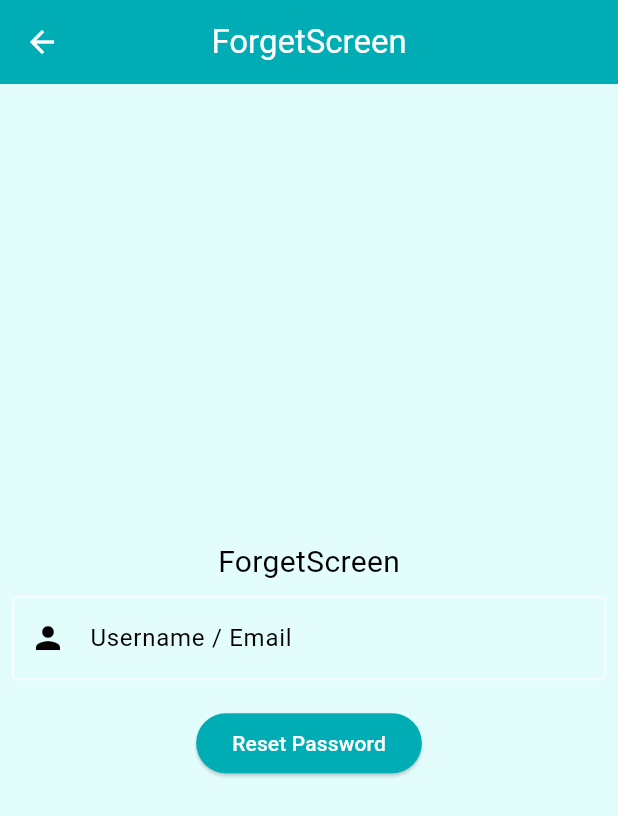
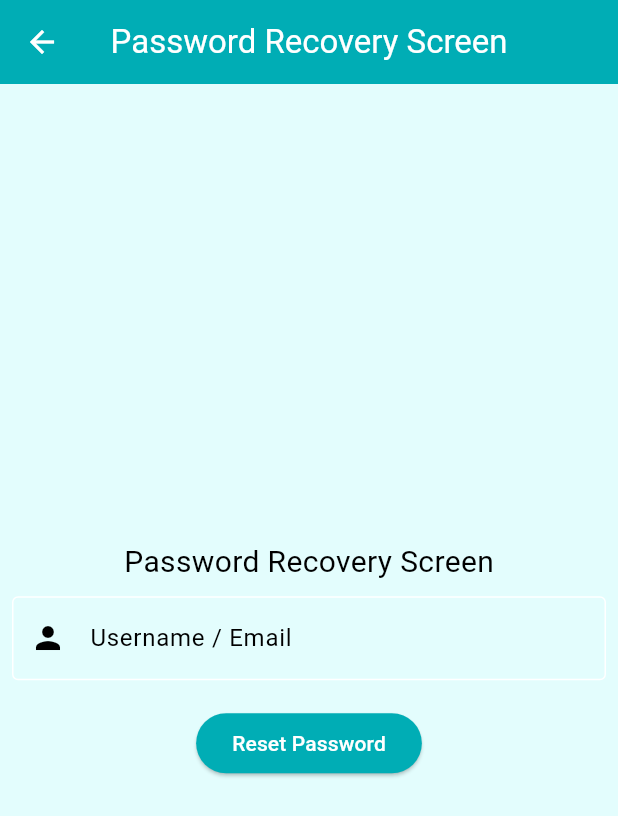
Before and after one commit to imshibaji/getx_clean_app_tutorial, a Flutter app: the LoginScreen screen opened by its route, after a tap on "Forget Password?", on a phone screen of 412 x 824 dp. Shown: the top 816 px of the screen. Run offline on Flutter 3.47's test engine with Material 2 defaults, Android fonts, the phone set to English and light mode, and no system bars; our stand-ins replace get.

Commit message:
Language Locals Updated

```diff
--- a/assets/locales/bn_BN.json
+++ b/assets/locales/bn_BN.json
@@ -1,9 +1,24 @@
 {
     "welcome": "স্বাগত",
+    "field": {
+        "username" : "ব্যবহারকারীর নাম / ইমেল",
+        "password" : "পাসওয়ার্ড",
+        "fullname": "পুরো নাম",
+        "email": "ইমেল ঠিকানা"
+    },
+    "screen": {
+        "login": "লগইন স্ক্রীন",
+        "home": "মূল পর্দা",
+        "register": "রেজিস্টার স্ক্রিন",
+        "forget": "পাসওয়ার্ড পুনরুদ্ধার স্ক্রীন"
+    },
     "button":{
         "login":"প্রবেশ করুন",
-        "regiter": "রেজিস্টার করুন",
+        "register": "রেজিস্টার করুন",
         "click": "ক্লিক",
-        "change_color": "রঙ পরিবর্তন করুন"
+        "change_color": "রঙ পরিবর্তন করুন",
+        "forget_password": "পাসওয়ার্ড ভুলে গেছেন?",
+        "reset_password": "পাসওয়ার্ড রিসেট করুন",
+        "logout": "প্রস্থান"
     }
 }
--- a/assets/locales/en_US.json
+++ b/assets/locales/en_US.json
@@ -1,9 +1,24 @@
 {
     "welcome": "Welcome",
+    "field": {
+        "username" : "Username / Email",
+        "password" : "Password",
+        "fullname": "Full name",
+        "email": "Email Address"
+    },
+    "screen": {
+        "login": "Login Screen",
+        "home": "Home Screen",
+        "register": "Register Screen",
+        "forget": "Password Recovery Screen"
+    },
     "button":{
         "login":"Login",
-        "regiter": "Register",
+        "register": "Register",
         "click": "Click",
-        "change_color": "Change Color"
+        "change_color": "Change Color",
+        "forget_password": "Forget Password?",
+        "reset_password": "Reset Password",
+        "logout": "Logout"
     }
 }
--- a/assets/locales/hi_HI.json
+++ b/assets/locales/hi_HI.json
@@ -1,9 +1,24 @@
 {
     "welcome": "स्वागत",
+    "field": {
+        "username" : "उपयोगकर्ता नाम / ईमेल",
+        "password" : "पासवर्ड",
+        "fullname": "पूरा नाम",
+        "email": "मेल पता"
+    },
+    "screen": {
+        "login": "लॉगिन स्क्रीन",
+        "home": "होम स्क्रीन",
+        "register": "रजिस्टर स्क्रीन",
+        "forget": "पासवर्ड रिकवरी स्क्रीन"
+    },
     "button":{
         "login":"लॉग इन करें",
-        "regiter": "पंजीकरण करवाना",
+        "register": "पंजीकरण करवाना",
         "click": "क्लिक",
-        "change_color": "रंग बदलना"
+        "change_color": "रंग बदलना",
+        "forget_password": "पासवर्ड भूल गए?",
+        "reset_password": "पासवर्ड रीसेट",
+        "logout": "लॉग आउट"
     }
 }
--- /dev/null
+++ b/assets/models/login.json
@@ -0,0 +1,4 @@
+{
+    "user": "admin@example.com",
+    "pass": "password"
+}
--- a/lib/infrastructure/navigation/routes.dart
+++ b/lib/infrastructure/navigation/routes.dart
@@ -1,8 +1,8 @@
 class Routes {
   static Future<String> get initialRoute async {
     // TODO: implement method
-    // return HOME;
-    return LOGIN;
+    return HOME;
+    // return LOGIN;
   }
 
   static const ABOUT = '/about';
--- a/lib/presentation/forget/controllers/forget.controller.dart
+++ b/lib/presentation/forget/controllers/forget.controller.dart
@@ -1,8 +1,6 @@
 import 'package:get/get.dart';
 
 class ForgetController extends GetxController {
-  //TODO: Implement ForgetController
-
   final count = 0.obs;
   @override
   void onInit() {
--- a/lib/presentation/forget/forget.screen.dart
+++ b/lib/presentation/forget/forget.screen.dart
@@ -11,7 +11,7 @@ class ForgetScreen extends GetView<ForgetController> {
   Widget build(BuildContext context) {
     return Scaffold(
       appBar: AppBar(
-        title: const Text('ForgetScreen'),
+        title: Text('screen_forget'.tr),
         centerTitle: true,
       ),
       body: Padding(
@@ -20,19 +20,19 @@ class ForgetScreen extends GetView<ForgetController> {
           mainAxisAlignment: MainAxisAlignment.center,
           crossAxisAlignment: CrossAxisAlignment.center,
           children: [
-            const Text(
-              'ForgetScreen',
-              style: TextStyle(fontSize: 20),
+            Text(
+              'screen_forget'.tr,
+              style: const TextStyle(fontSize: 20),
             ),
             const SizedBox(
               height: 8,
             ),
             TextFormField(
-              decoration: const InputDecoration(
-                border: OutlineInputBorder(),
-                prefixIcon: Icon(Icons.person),
+              decoration: InputDecoration(
+                border: const OutlineInputBorder(),
+                prefixIcon: const Icon(Icons.person),
                 hintText: 'Input Email',
-                labelText: 'Username / Email',
+                labelText: 'field_username'.tr,
               ),
             ),
             const SizedBox(
@@ -40,7 +40,7 @@ class ForgetScreen extends GetView<ForgetController> {
             ),
             ElevatedButton(
               onPressed: () {},
-              child: const Text('Reset Password'),
+              child: Text('button_reset_password'.tr),
             ),
           ],
         ),
--- a/lib/presentation/home/home.screen.dart
+++ b/lib/presentation/home/home.screen.dart
@@ -78,6 +78,12 @@ class HomeScreen extends GetView<HomeController> {
               },
               child: const Text("Goto Settings Screen"),
             ),
+            ElevatedButton(
+              onPressed: () {
+                Get.toNamed('/login');
+              },
+              child: const Text('Logout'),
+            )
           ],
         ),
       ),
--- a/lib/presentation/login/login.screen.dart
+++ b/lib/presentation/login/login.screen.dart
@@ -19,19 +19,19 @@ class LoginScreen extends GetView<LoginController> {
             const SizedBox(
               height: 270,
             ),
-            const Text(
-              'Login Screen',
-              style: TextStyle(fontSize: 26),
+            Text(
+              'screen_login'.tr,
+              style: const TextStyle(fontSize: 26),
             ),
             const SizedBox(
               height: 10,
             ),
             TextFormField(
-              decoration: const InputDecoration(
-                border: OutlineInputBorder(),
-                prefixIcon: Icon(Icons.person),
+              decoration: InputDecoration(
+                border: const OutlineInputBorder(),
+                prefixIcon: const Icon(Icons.person),
                 hintText: 'Input email address',
-                labelText: 'Username / Email',
+                labelText: 'field_username'.tr,
               ),
             ),
             const SizedBox(
@@ -43,7 +43,7 @@ class LoginScreen extends GetView<LoginController> {
                 border: const OutlineInputBorder(),
                 prefixIcon: const Icon(Icons.security),
                 hintText: 'Input Password',
-                labelText: 'Password',
+                labelText: 'field_password'.tr,
                 suffixIcon: IconButton(
                   icon: const Icon(Icons.remove_red_eye),
                   onPressed: () {},
@@ -54,14 +54,14 @@ class LoginScreen extends GetView<LoginController> {
                 onPressed: () {
                   Get.toNamed('/forget');
                 },
-                child: const Text('Forget Password?')),
+                child: Text('button_forget_password'.tr)),
             Row(
               mainAxisAlignment: MainAxisAlignment.spaceEvenly,
               children: [
                 Expanded(
                   child: ElevatedButton(
                     onPressed: () {},
-                    child: const Text('Login'),
+                    child: Text('button_login'.tr),
                   ),
                 ),
                 Expanded(
@@ -69,7 +69,7 @@ class LoginScreen extends GetView<LoginController> {
                     onPressed: () {
                       Get.toNamed('/register');
                     },
-                    child: const Text('Register'),
+                    child: Text('button_register'.tr),
                   ),
                 )
               ],
```
Also changed, not shown: lib/presentation/login/login_model.dart (added, +18 -0 lines), lib/presentation/login/providers/login_provider.dart (added, +24 -0 lines), lib/presentation/register/register.screen.dart (+14 -14 lines), lib/generated/locales.g.dart.
